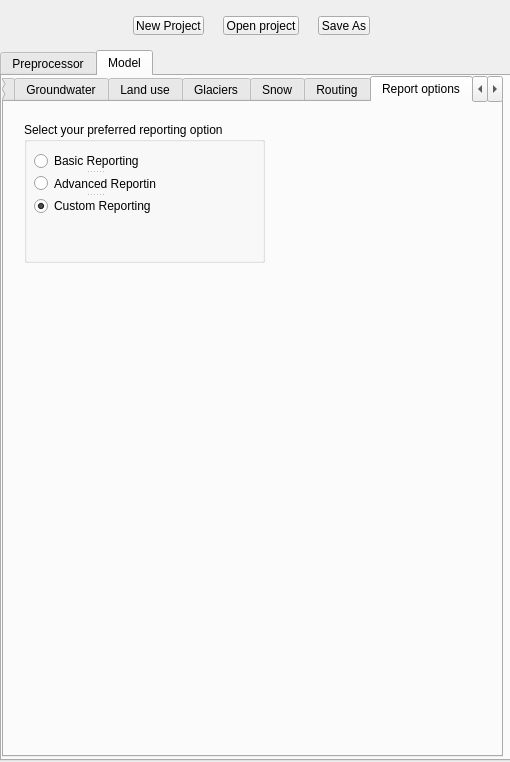
Above: ui/SPHY_plugin_dialog_base.ui from FutureWater/SphyPlugin before the change. Below: the same form after it.
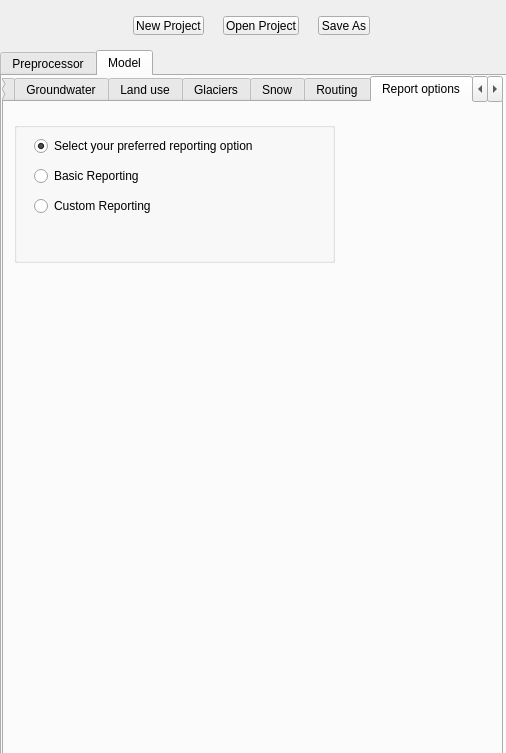
That is the form after the change. The open tabs and pages were chosen to show the change. Icons and pictures are not drawn.

Commit message: important changes in reporting and renaming

```diff
--- a/ui/SPHY_plugin_dialog_base.ui
+++ b/ui/SPHY_plugin_dialog_base.ui
@@ -9,8 +9,8 @@
    <rect>
     <x>0</x>
     <y>0</y>
-    <width>510</width>
-    <height>762</height>
+    <width>506</width>
+    <height>753</height>
    </rect>
   </property>
   <property name="sizePolicy">
@@ -3937,27 +3937,36 @@
       <widget class="QGroupBox" name="groupBox_39">
        <property name="geometry">
         <rect>
-         <x>20</x>
+         <x>10</x>
          <y>20</y>
-         <width>241</width>
+         <width>321</width>
          <height>141</height>
         </rect>
        </property>
        <property name="title">
+        <string/>
+       </property>
+       <widget class="QWidget" name="layoutWidget">
+        <property name="geometry">
+         <rect>
+          <x>20</x>
+          <y>10</y>
+          <width>291</width>
+          <height>91</height>
+         </rect>
+        </property>
+        <layout class="QVBoxLayout" name="verticalLayout_21">
+         <item>
+          <widget class="QRadioButton" name="radioButton">
+           <property name="text">
         <string>Select your preferred reporting option</string>
        </property>
-       <widget class="QSplitter" name="splitter">
-        <property name="geometry">
-         <rect>
-          <x>10</x>
-          <y>30</y>
-          <width>122</width>
-          <height>63</height>
-         </rect>
-        </property>
-        <property name="orientation">
-         <enum>Qt::Vertical</enum>
-        </property>
+           <property name="checked">
+            <bool>true</bool>
+           </property>
+          </widget>
+         </item>
+         <item>
         <widget class="QRadioButton" name="basicReportingRadioButton">
          <property name="text">
           <string>Basic Reporting</string>
@@ -3965,11 +3974,6 @@
          <property name="checked">
           <bool>false</bool>
          </property>
-        </widget>
-        <widget class="QRadioButton" name="AdvancedReportingRadioButton">
-         <property name="text">
-          <string>Advanced Reporting</string>
-         </property>
          <property name="autoRepeat">
           <bool>false</bool>
          </property>
@@ -3977,20 +3981,21 @@
           <bool>true</bool>
          </property>
         </widget>
+         </item>
+         <item>
         <widget class="QRadioButton" name="CustomReportingRadioButton">
          <property name="text">
           <string>Custom Reporting</string>
          </property>
          <property name="checked">
-          <bool>true</bool>
-         </property>
-         <property name="autoRepeat">
           <bool>false</bool>
          </property>
          <property name="autoExclusive">
           <bool>true</bool>
          </property>
         </widget>
+         </item>
+        </layout>
        </widget>
       </widget>
      </widget>
@@ -4643,7 +4648,7 @@
     </rect>
    </property>
    <property name="text">
-    <string>Open project</string>
+    <string>Open Project</string>
    </property>
   </widget>
   <widget class="QToolButton" name="newButton">
```
Left out of the diff: 26 changed lines with no effect on the pictures. Lines whose indentation alone changed are shown as unchanged. The commit also changes 4 other files.
